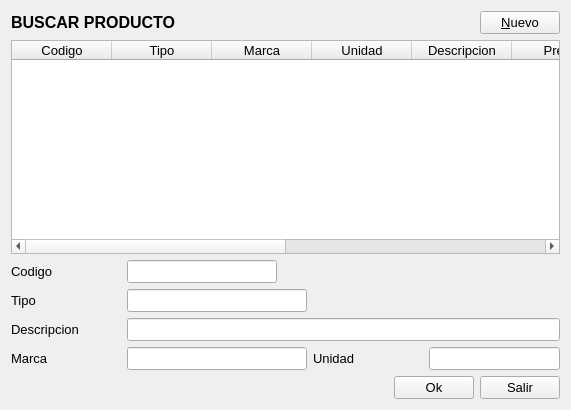
This is Producto/productobuscar.ui in radtek/manager as Qt 5 draws it before an edit. The edited form follows.
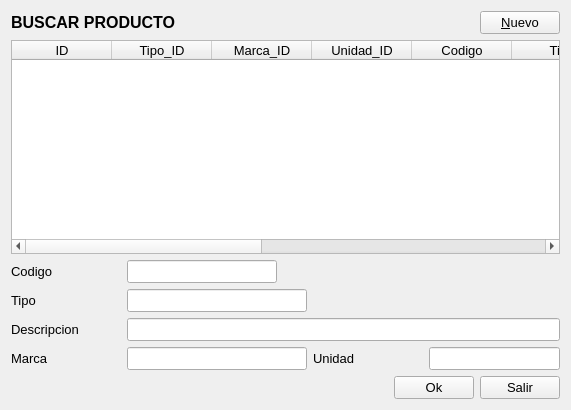
This is the edited form. Icons and pictures are not drawn.

Patch:
```diff
--- a/Producto/productobuscar.ui
+++ b/Producto/productobuscar.ui
@@ -83,6 +83,29 @@
      <property name="toolTip">
       <string>PRESIONE F3 Y F4 PARA COMPRAS Y VENTAS.</string>
      </property>
+     <property name="selectionMode">
+      <enum>QAbstractItemView::ExtendedSelection</enum>
+     </property>
+     <column>
+      <property name="text">
+       <string>ID</string>
+      </property>
+     </column>
+     <column>
+      <property name="text">
+       <string>Tipo_ID</string>
+      </property>
+     </column>
+     <column>
+      <property name="text">
+       <string>Marca_ID</string>
+      </property>
+     </column>
+     <column>
+      <property name="text">
+       <string>Unidad_ID</string>
+      </property>
+     </column>
      <column>
       <property name="text">
        <string>Codigo</string>
@@ -115,22 +138,7 @@
      </column>
      <column>
       <property name="text">
-       <string>ID</string>
-      </property>
-     </column>
-     <column>
-      <property name="text">
-       <string>Tipo_ID</string>
-      </property>
-     </column>
-     <column>
-      <property name="text">
-       <string>Marca_ID</string>
-      </property>
-     </column>
-     <column>
-      <property name="text">
-       <string>Unidad_ID</string>
+       <string>Cantidad</string>
       </property>
      </column>
     </widget>
```
Left out of the diff: 6 changed lines with no effect on the pictures.
